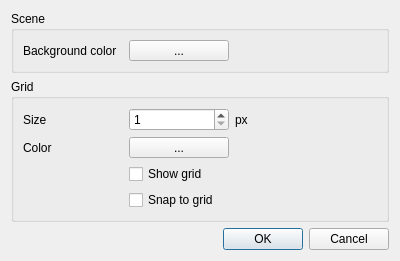
First picture: the form in code/src/CSceneOptionsDialog.ui, repository ArsMasiuk/qvge, before the edit.
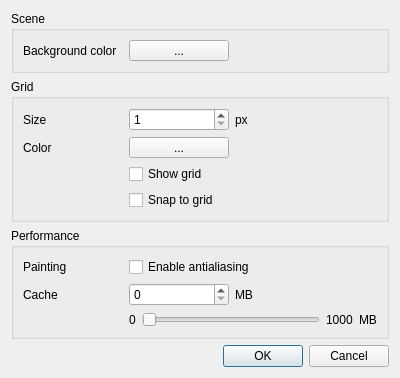
Second picture: the form after the edit. Custom widgets are drawn as their Qt base class.

```diff
--- a/code/src/CSceneOptionsDialog.ui
+++ b/code/src/CSceneOptionsDialog.ui
@@ -7,7 +7,7 @@
     <x>0</x>
     <y>0</y>
     <width>400</width>
-    <height>249</height>
+    <height>367</height>
    </rect>
   </property>
   <property name="windowTitle">
@@ -186,6 +186,143 @@
      </layout>
     </widget>
    </item>
+   <item>
+    <widget class="QGroupBox" name="groupBox_3">
+     <property name="title">
+      <string>Performance</string>
+     </property>
+     <property name="flat">
+      <bool>true</bool>
+     </property>
+     <layout class="QGridLayout" name="gridLayout">
+      <item row="0" column="0">
+       <widget class="QLabel" name="label_5">
+        <property name="minimumSize">
+         <size>
+          <width>100</width>
+          <height>0</height>
+         </size>
+        </property>
+        <property name="maximumSize">
+         <size>
+          <width>100</width>
+          <height>16777215</height>
+         </size>
+        </property>
+        <property name="text">
+         <string>Painting</string>
+        </property>
+       </widget>
+      </item>
+      <item row="0" column="1">
+       <widget class="QCheckBox" name="Antialiasing">
+        <property name="sizePolicy">
+         <sizepolicy hsizetype="Expanding" vsizetype="Fixed">
+          <horstretch>0</horstretch>
+          <verstretch>0</verstretch>
+         </sizepolicy>
+        </property>
+        <property name="text">
+         <string>Enable antialiasing</string>
+        </property>
+       </widget>
+      </item>
+      <item row="1" column="0">
+       <widget class="QLabel" name="label_6">
+        <property name="minimumSize">
+         <size>
+          <width>100</width>
+          <height>0</height>
+         </size>
+        </property>
+        <property name="maximumSize">
+         <size>
+          <width>100</width>
+          <height>16777215</height>
+         </size>
+        </property>
+        <property name="text">
+         <string>Cache</string>
+        </property>
+       </widget>
+      </item>
+      <item row="1" column="1">
+       <layout class="QHBoxLayout" name="horizontalLayout_3">
+        <item>
+         <widget class="QSpinBox" name="CacheSpin">
+          <property name="minimumSize">
+           <size>
+            <width>100</width>
+            <height>0</height>
+           </size>
+          </property>
+          <property name="maximumSize">
+           <size>
+            <width>100</width>
+            <height>16777215</height>
+           </size>
+          </property>
+          <property name="maximum">
+           <number>1000</number>
+          </property>
+          <property name="singleStep">
+           <number>10</number>
+          </property>
+         </widget>
+        </item>
+        <item>
+         <widget class="QLabel" name="label_7">
+          <property name="text">
+           <string>MB</string>
+          </property>
+         </widget>
+        </item>
+       </layout>
+      </item>
+      <item row="2" column="1">
+       <layout class="QHBoxLayout" name="horizontalLayout_2">
+        <item>
+         <widget class="QLabel" name="label_8">
+          <property name="text">
+           <string>0</string>
+          </property>
+         </widget>
+        </item>
+        <item>
+         <widget class="QSlider" name="CacheSlider">
+          <property name="maximum">
+           <number>1000</number>
+          </property>
+          <property name="singleStep">
+           <number>1</number>
+          </property>
+          <property name="pageStep">
+           <number>10</number>
+          </property>
+          <property name="orientation">
+           <enum>Qt::Horizontal</enum>
+          </property>
+         </widget>
+        </item>
+        <item>
+         <widget class="QLabel" name="MaxRAM">
+          <property name="text">
+           <string>1000</string>
+          </property>
+         </widget>
+        </item>
+        <item>
+         <widget class="QLabel" name="label_10">
+          <property name="text">
+           <string>MB</string>
+          </property>
+         </widget>
+        </item>
+       </layout>
+      </item>
+     </layout>
+    </widget>
+   </item>
    <item>
     <spacer name="verticalSpacer">
      <property name="orientation">
```
